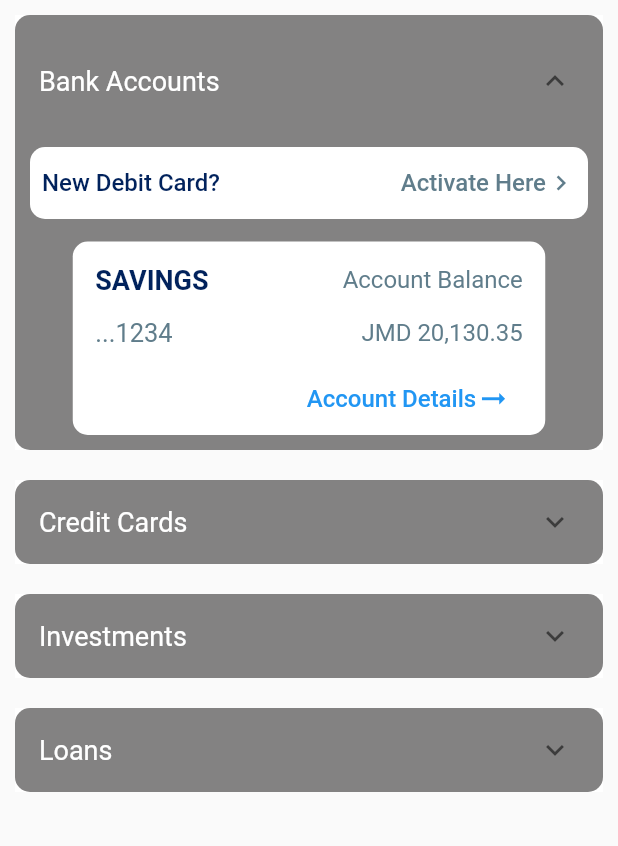
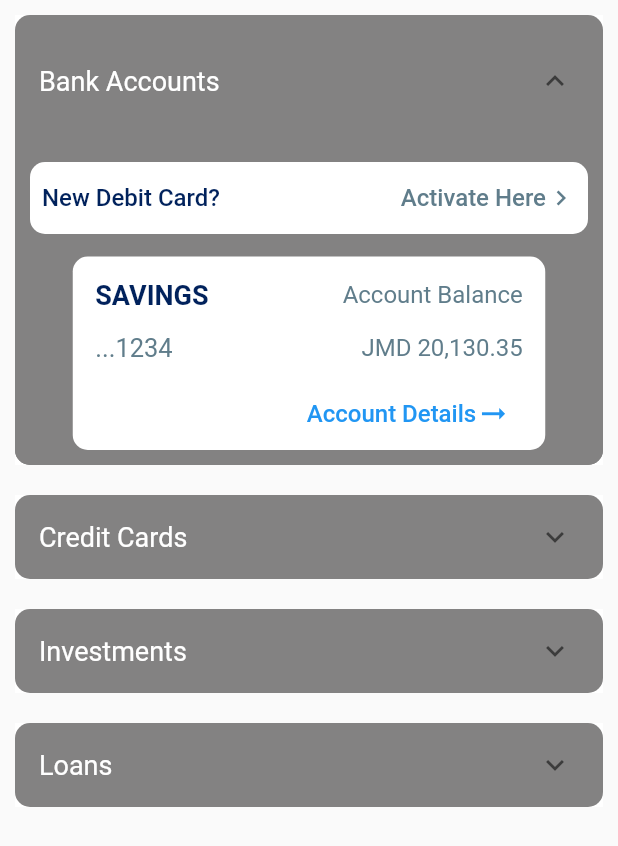
Before and after one commit to Dejhon/ncb_login, a Flutter app: the DropDownList widget shown alone on an empty page, opened directly, after a tap on "Bank Accounts", on a phone screen of 412 x 824 dp. Shown: the top 846 px of the screen. Run offline on Flutter 3.47's test engine with Material 2 defaults, Android fonts, the light colour scheme and no system bars.

Commit message:
updates to dropdown.dart

```diff
--- a/lib/dropdown.dart
+++ b/lib/dropdown.dart
@@ -35,12 +35,15 @@ class _DropDownListState extends State<DropDownList> {
                     );
                   },
                   body: Container(
-                      child: Container(
+                    decoration:const BoxDecoration(
+                      color: Color.fromARGB(255, 131, 130, 130),
+                    ),
+                    child: Container(
                     child: Column(
                       children: [
                         Container(
                           width: 400.0,
-                          margin: const EdgeInsets.only(left: 10, right: 10),
+                          margin: const EdgeInsets.only(top:10, left: 10, right: 10),
                           decoration: const BoxDecoration(
                             color: Colors.white,
                             borderRadius: BorderRadius.only(
@@ -49,6 +52,14 @@ class _DropDownListState extends State<DropDownList> {
                               bottomLeft: Radius.circular(10),
                               bottomRight: Radius.circular(10),
                             ),
+                            // boxShadow: [
+                            //   BoxShadow(
+                            //     color: Colors.grey,
+                            //     spreadRadius: 1,
+                            //     blurRadius: 1,
+                            //     offset: Offset(0, 1),
+                            //   )
+                            // ],
                           ),
                           // margin: const EdgeInsets.all(0),
                           child: TextButton(
```
